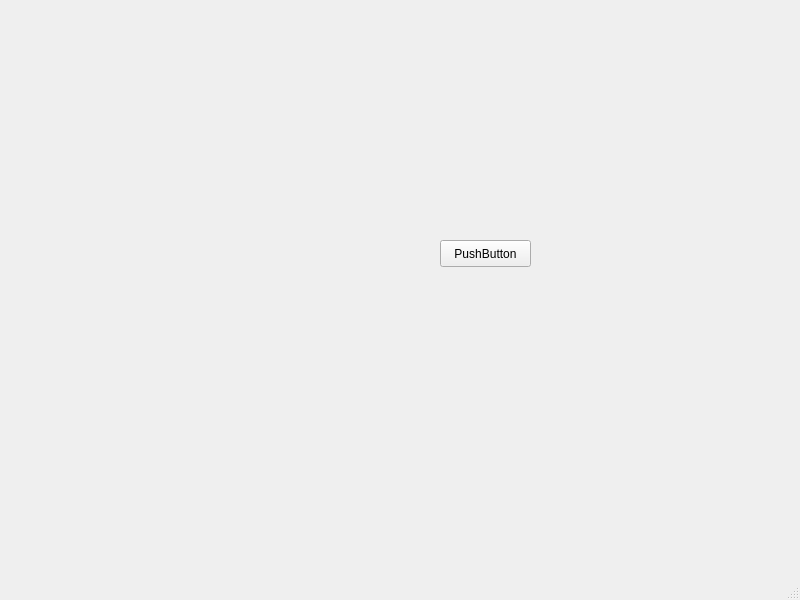
Qt form HoneyPipe/netsoul.ui (anat/HoneyPipe) before a commit.
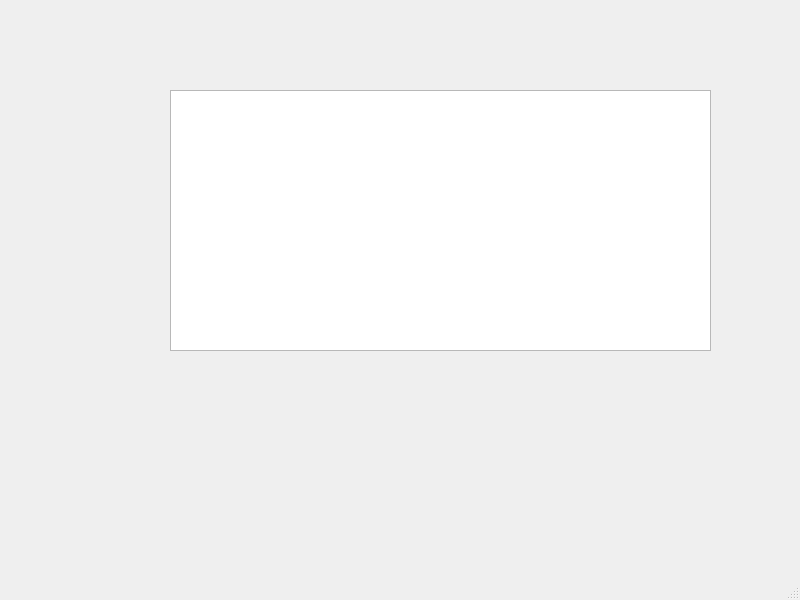
The same form after that commit.

```diff
--- a/HoneyPipe/netsoul.ui
+++ b/HoneyPipe/netsoul.ui
@@ -14,18 +14,15 @@
    <string>MainWindow</string>
   </property>
   <widget class="QWidget" name="centralwidget">
-   <widget class="QPushButton" name="pushButton">
+   <widget class="QPlainTextEdit" name="pte">
     <property name="geometry">
      <rect>
-      <x>440</x>
-      <y>240</y>
-      <width>91</width>
-      <height>27</height>
+      <x>170</x>
+      <y>90</y>
+      <width>541</width>
+      <height>261</height>
      </rect>
     </property>
-    <property name="text">
-     <string>PushButton</string>
-    </property>
    </widget>
   </widget>
   <widget class="QMenuBar" name="menubar">
```
Left out of the diff: 2 changed lines with no effect on the pictures.
